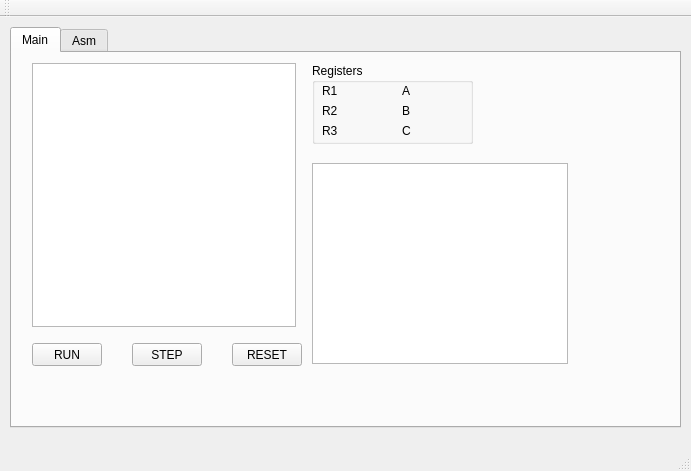
Old version of the form AppGui/processorwindow.ui in the repository mikhel1984/pdp_eleven.
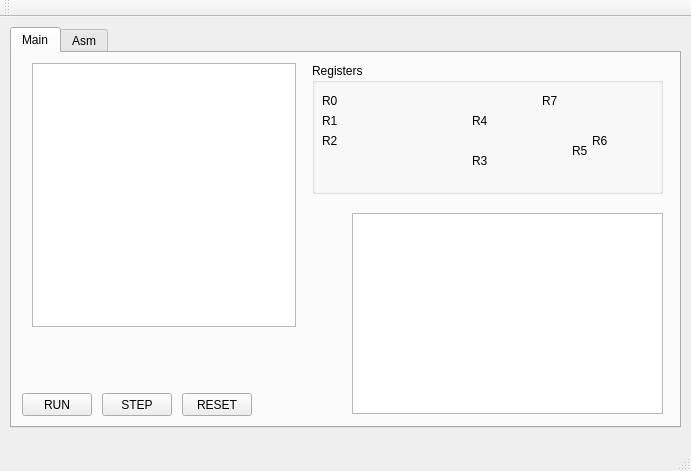
New version of the form. The open tabs and pages were chosen to show the change.

Commit message: basic register output in UI

```diff
--- a/AppGui/processorwindow.ui
+++ b/AppGui/processorwindow.ui
@@ -33,8 +33,8 @@
      <widget class="QPushButton" name="runButton">
       <property name="geometry">
        <rect>
-        <x>20</x>
-        <y>290</y>
+        <x>10</x>
+        <y>340</y>
         <width>70</width>
         <height>23</height>
        </rect>
@@ -46,8 +46,8 @@
      <widget class="QPushButton" name="stopButton">
       <property name="geometry">
        <rect>
-        <x>120</x>
-        <y>290</y>
+        <x>90</x>
+        <y>340</y>
         <width>70</width>
         <height>23</height>
        </rect>
@@ -71,8 +71,8 @@
        <rect>
         <x>300</x>
         <y>10</y>
-        <width>161</width>
-        <height>81</height>
+        <width>351</width>
+        <height>131</height>
        </rect>
       </property>
       <property name="title">
@@ -88,9 +88,9 @@
        <property name="geometry">
         <rect>
          <x>10</x>
-         <y>20</y>
-         <width>57</width>
-         <height>15</height>
+         <y>50</y>
+         <width>81</width>
+         <height>16</height>
         </rect>
        </property>
        <property name="text">
@@ -101,9 +101,9 @@
        <property name="geometry">
         <rect>
          <x>10</x>
-         <y>40</y>
-         <width>57</width>
-         <height>15</height>
+         <y>70</y>
+         <width>101</width>
+         <height>16</height>
         </rect>
        </property>
        <property name="text">
@@ -113,34 +113,34 @@
       <widget class="QLabel" name="label_3">
        <property name="geometry">
         <rect>
-         <x>90</x>
-         <y>20</y>
+         <x>160</x>
+         <y>50</y>
          <width>57</width>
          <height>15</height>
         </rect>
        </property>
        <property name="text">
-        <string>A</string>
+        <string>R4</string>
        </property>
       </widget>
       <widget class="QLabel" name="label_4">
        <property name="geometry">
         <rect>
-         <x>90</x>
-         <y>40</y>
+         <x>260</x>
+         <y>80</y>
          <width>57</width>
          <height>15</height>
         </rect>
        </property>
        <property name="text">
-        <string>B</string>
+        <string>R5</string>
        </property>
       </widget>
       <widget class="QLabel" name="label_5">
        <property name="geometry">
         <rect>
-         <x>10</x>
-         <y>60</y>
+         <x>160</x>
+         <y>90</y>
          <width>57</width>
          <height>15</height>
         </rect>
@@ -152,23 +152,49 @@
       <widget class="QLabel" name="label_6">
        <property name="geometry">
         <rect>
-         <x>90</x>
-         <y>60</y>
+         <x>280</x>
+         <y>70</y>
          <width>57</width>
          <height>15</height>
         </rect>
        </property>
        <property name="text">
-        <string>C</string>
+        <string>R6</string>
+       </property>
+      </widget>
+      <widget class="QLabel" name="label_7">
+       <property name="geometry">
+        <rect>
+         <x>230</x>
+         <y>30</y>
+         <width>57</width>
+         <height>15</height>
+        </rect>
+       </property>
+       <property name="text">
+        <string>R7</string>
+       </property>
+      </widget>
+      <widget class="QLabel" name="r0label">
+       <property name="geometry">
+        <rect>
+         <x>10</x>
+         <y>30</y>
+         <width>81</width>
+         <height>16</height>
+        </rect>
+       </property>
+       <property name="text">
+        <string>R0</string>
        </property>
       </widget>
      </widget>
      <widget class="QTextBrowser" name="txtEditor">
       <property name="geometry">
        <rect>
-        <x>300</x>
-        <y>110</y>
-        <width>256</width>
+        <x>340</x>
+        <y>160</y>
+        <width>311</width>
         <height>201</height>
        </rect>
       </property>
@@ -176,8 +202,8 @@
      <widget class="QPushButton" name="resetButton">
       <property name="geometry">
        <rect>
-        <x>220</x>
-        <y>290</y>
+        <x>170</x>
+        <y>340</y>
         <width>70</width>
         <height>23</height>
        </rect>
```
Left out of the diff: 22 changed lines with no effect on the pictures. The commit also changes 3 other files.
